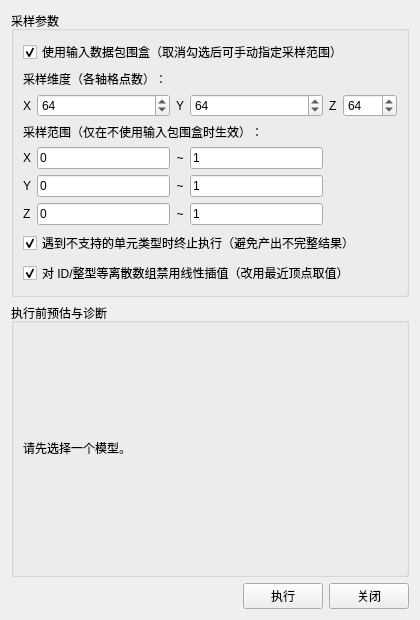
hu-shuhan/editOpeniGame, file Qt/Resources/UI/igQtResampleToImage.ui: the form before one commit.
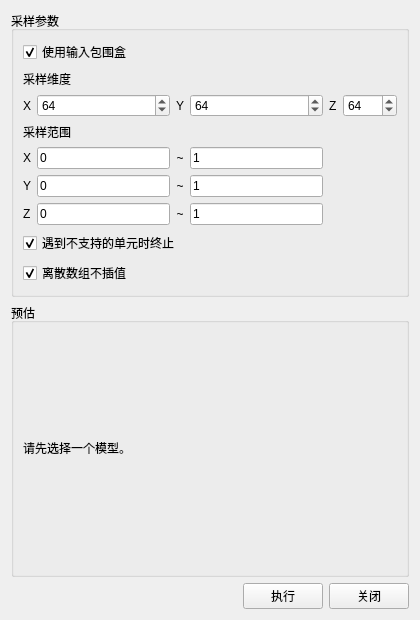
The form after the commit.

Commit message:
feat(ui): 标准 filter 参数面板统一放入左侧工具面板
原来这 11 个 filter 的参数面板各自建 QDockWidget 停在右侧，与流场、轮廓提取等
左侧工具面板不一致。现在统一作为 Tab 放进左侧工具面板：
重采样到图像、重采样到线、点与单元标识符、全局点与单元标识符、提取边、提取组件、
统计单元顶点数、生成进程 ID、合并矢量分量、三角带、轴对齐反射。

- igQtMainWindow 新增 openLeftToolWidget / closeLeftToolWidget，按 key 管理任意面板的
  Tab；关闭 Tab 时面板保留，再次打开参数仍在
- Tab 标题取菜单文字括号里的中文名
- 重采样到线：去掉模型删除时对父窗口的 hide()。面板关闭后父窗口是主窗口，
  原写法会把整个程序窗口隐藏；关闭改由已有的 ResetInteractor 信号完成
- 重采样到图像：精简面板文字，原来括号里的说明改为悬停提示；预估信息只保留输入规模、
  预估输出和不支持单元的警告

Diff of the .ui file:
```diff
--- a/Qt/Resources/UI/igQtResampleToImage.ui
+++ b/Qt/Resources/UI/igQtResampleToImage.ui
@@ -23,7 +23,7 @@
       <item row="0" column="0" colspan="6">
        <widget class="QCheckBox" name="checkBox_UseInputBounds">
         <property name="text">
-         <string>使用输入数据包围盒（取消勾选后可手动指定采样范围）</string>
+         <string>使用输入包围盒</string>
         </property>
         <property name="checked">
          <bool>true</bool>
@@ -33,7 +33,7 @@
       <item row="1" column="0" colspan="6">
        <widget class="QLabel" name="label_DimTitle">
         <property name="text">
-         <string>采样维度（各轴格点数）：</string>
+         <string>采样维度</string>
         </property>
        </widget>
       </item>
@@ -100,7 +100,7 @@
       <item row="3" column="0" colspan="6">
        <widget class="QLabel" name="label_BoundsTitle">
         <property name="text">
-         <string>采样范围（仅在不使用输入包围盒时生效）：</string>
+         <string>采样范围</string>
         </property>
        </widget>
       </item>
@@ -200,7 +200,7 @@
       <item row="7" column="0" colspan="6">
        <widget class="QCheckBox" name="checkBox_FailOnUnsupported">
         <property name="text">
-         <string>遇到不支持的单元类型时终止执行（避免产出不完整结果）</string>
+         <string>遇到不支持的单元时终止</string>
         </property>
         <property name="checked">
          <bool>true</bool>
@@ -210,7 +210,7 @@
       <item row="8" column="0" colspan="6">
        <widget class="QCheckBox" name="checkBox_DisableDiscreteInterp">
         <property name="text">
-         <string>对 ID/整型等离散数组禁用线性插值（改用最近顶点取值）</string>
+         <string>离散数组不插值</string>
         </property>
         <property name="checked">
          <bool>true</bool>
@@ -223,7 +223,7 @@
    <item>
     <widget class="QGroupBox" name="groupBox_Info">
      <property name="title">
-      <string>执行前预估与诊断</string>
+      <string>预估</string>
      </property>
      <layout class="QVBoxLayout" name="verticalLayout_Info">
       <item>
```
The commit also changes 5 other files.
